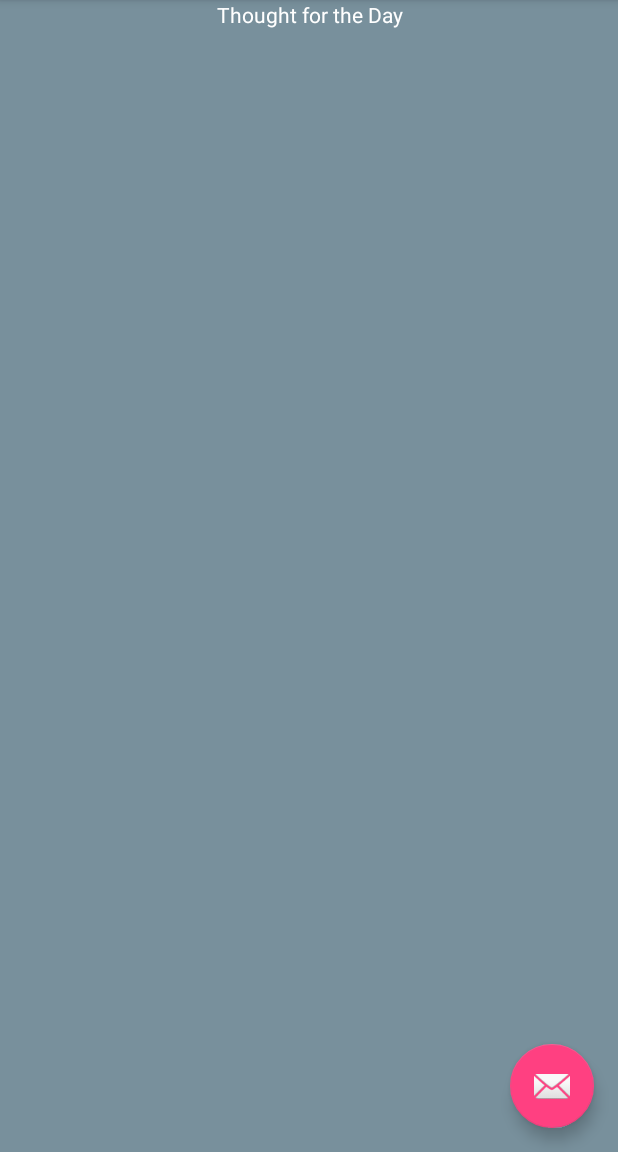
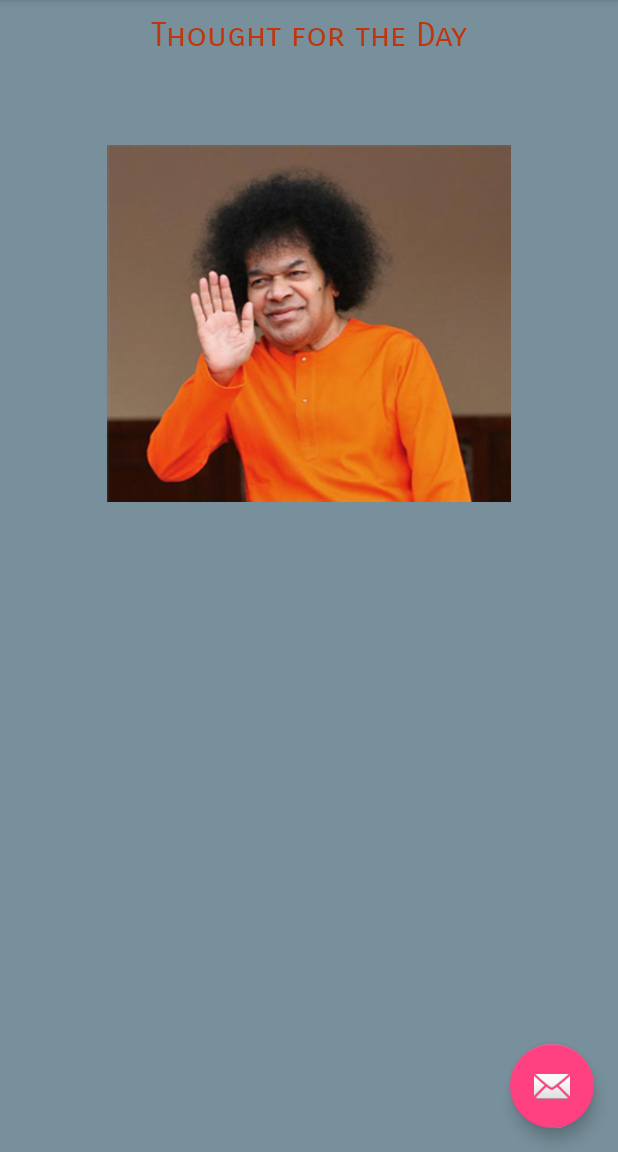
Before and after one commit to abilaashsai/Sai-Kailash-Ooty, an Android app: the screen it shows after launch (MainActivity), on a phone screen of 412 x 824 dp, the part 84-1236 px from its top. Run offline under Robolectric (Android 15) with nearby library versions, the phone set to English and light mode, and no system bars; our stand-ins replace Firebase (no records; nobody signed in at launch, a user with empty details on screens opened directly).

Commit message:
make home screen scrollable

```diff
--- a/app/src/main/java/com/example/abilashr/saikailashooty/HomeFragment.java
+++ b/app/src/main/java/com/example/abilashr/saikailashooty/HomeFragment.java
@@ -1,8 +1,8 @@
 package com.example.abilashr.saikailashooty;
 
+import android.graphics.Paint;
 import android.os.Bundle;
 import android.support.v4.app.Fragment;
-import android.util.Log;
 import android.view.LayoutInflater;
 import android.view.View;
 import android.view.ViewGroup;
@@ -35,6 +35,7 @@ public class HomeFragment extends Fragment {
                 String value = dataSnapshot.child("title").getValue(String.class);
                 String desc = dataSnapshot.child("data").getValue(String.class);
                 thoughtTitle.setText(value);
+                thoughtTitle.setPaintFlags(thoughtTitle.getPaintFlags() |   Paint.UNDERLINE_TEXT_FLAG);
                 thoughtDetail.setText(desc);
             }
 
--- a/app/src/main/res/layout/fragment_home.xml
+++ b/app/src/main/res/layout/fragment_home.xml
@@ -1,31 +1,59 @@
-<LinearLayout xmlns:android="http://schemas.android.com/apk/res/android"
+<ScrollView
+  xmlns:android="http://schemas.android.com/apk/res/android"
   xmlns:tools="http://schemas.android.com/tools"
   android:layout_width="match_parent"
   android:layout_height="match_parent"
   android:background="@color/colorBackground"
-              android:orientation="vertical"
+  >
+
+  <RelativeLayout
+    android:layout_width="match_parent"
+    android:layout_height="match_parent"
     tools:context="com.example.abilashr.saikailashooty.HomeFragment">
 
-  <!-- TODO: Update blank fragment layout -->
     <TextView
+      android:id="@+id/heading"
       android:layout_width="match_parent"
       android:layout_height="wrap_content"
+      android:fontFamily="sans-serif-smallcaps"
+      android:gravity="center"
+      android:paddingTop="10dp"
       android:text="Thought for the Day"
-    android:gravity="center"
-    android:textColor="@color/colorWhite"/>
+      android:textColor="#BF360C"
+      android:textSize="22dp"/>
 
     <TextView
       android:id="@+id/thoughtitle"
       android:layout_width="match_parent"
       android:layout_height="wrap_content"
+      android:paddingTop="5dp"
+      android:layout_below="@+id/heading"
+      android:fontFamily="sans-serif-smallcaps"
       android:gravity="center"
-    android:textColor="@color/colorWhite"/>
+      android:textColor="@color/colorWhite"
+      android:textSize="20dp"/>
+
+    <ImageView
+      android:id="@+id/blessingsImage"
+      android:layout_width="match_parent"
+      android:layout_height="wrap_content"
+      android:layout_below="@+id/thoughtitle"
+      android:scaleType="fitCenter"
+      android:scaleX="0.80"
+      android:scaleY="0.80"
+      android:src="@drawable/sai_blessings"/>
+
+
 
     <TextView
       android:id="@+id/thoughtdetail"
       android:layout_width="match_parent"
       android:layout_height="wrap_content"
+      android:layout_below="@+id/blessingsImage"
+      android:fontFamily="sans-serif-bold"
       android:gravity="center"
-    android:textColor="@color/colorWhite"/>
+      android:textColor="@color/colorWhite"
+      android:textSize="20dp"/>
 
-</LinearLayout>
+  </RelativeLayout>
+</ScrollView>
```
Also changed, not shown: app/src/main/res/drawable/sai_blessings.png (added). Lines whose indentation alone changed are shown as unchanged.
